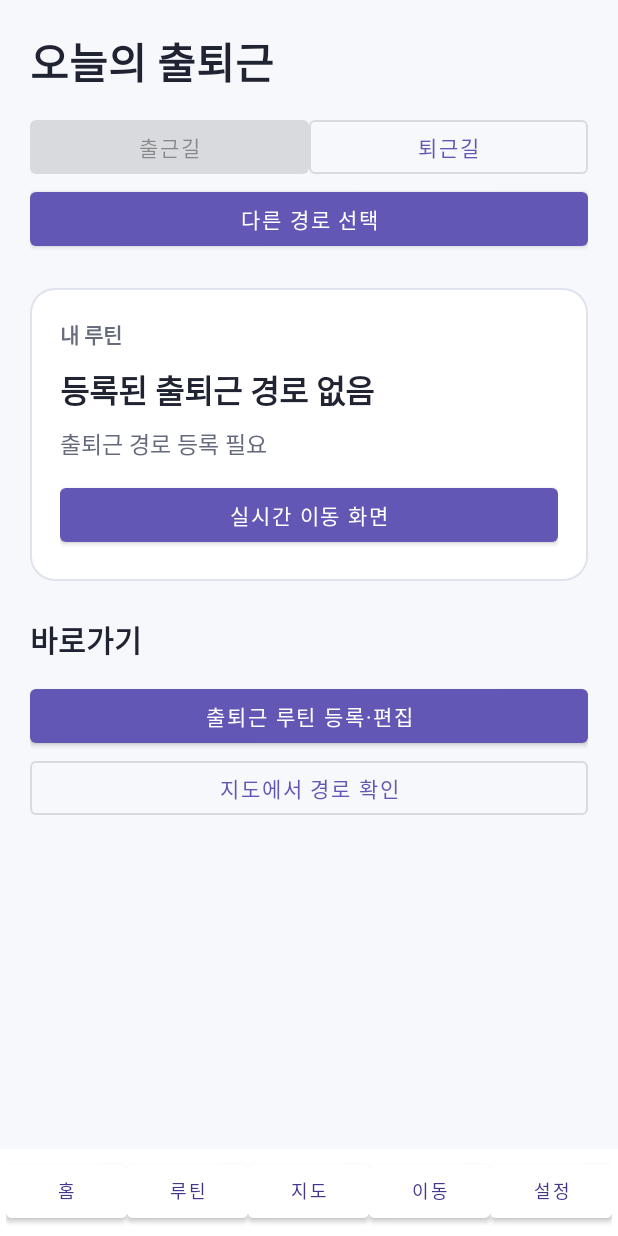
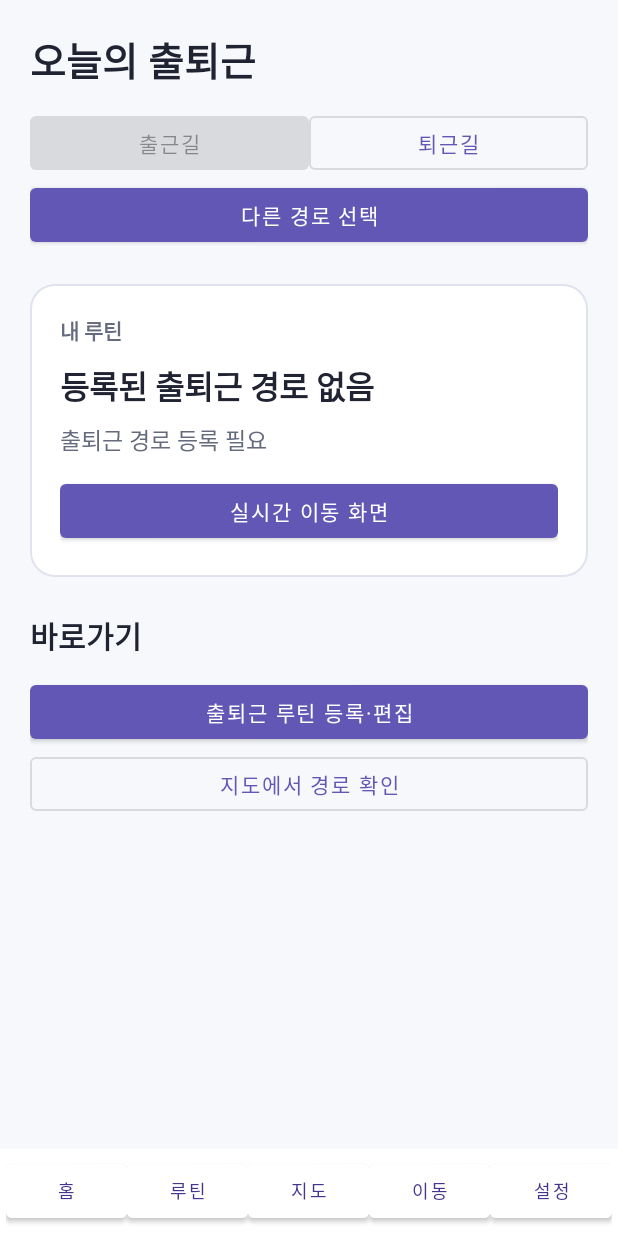
Before and after one commit to jisung3213-bot/my-commute-android, an Android app: the screen it shows after launch once a user with an empty profile is signed in (MainActivity), on a phone screen of 412 x 824 dp. Run offline under Robolectric (Android 15) with nearby library versions, the phone set to English and light mode, and no system bars; our stand-ins replace Firebase (no records; nobody signed in at launch, a user with empty details on screens opened directly); pictures from the network do not load.

Commit message:
fix(ui): improve responsive spacing and prevent narrow-screen overflow

```diff
--- a/app/src/main/res/layout/activity_main.xml
+++ b/app/src/main/res/layout/activity_main.xml
@@ -1,11 +1,12 @@
 <?xml version="1.0" encoding="utf-8"?>
 <LinearLayout xmlns:android="http://schemas.android.com/apk/res/android"
     android:layout_width="match_parent" android:layout_height="match_parent" android:orientation="vertical">
-    <ScrollView android:layout_width="match_parent" android:layout_height="0dp" android:layout_weight="1">
+    <ScrollView android:layout_width="match_parent" android:layout_height="0dp" android:layout_weight="1"
+        android:fillViewport="true" android:clipToPadding="false">
         <LinearLayout android:layout_width="match_parent" android:layout_height="wrap_content"
             android:padding="20dp" android:orientation="vertical">
             <TextView android:layout_width="match_parent" android:layout_height="wrap_content" android:text="오늘의 출퇴근"
-                android:textSize="28sp" android:textStyle="bold" android:textColor="@color/text_primary"/>
+                android:textSize="26sp" android:textStyle="bold" android:textColor="@color/text_primary"/>
             <LinearLayout android:layout_width="match_parent" android:layout_height="wrap_content"
                 android:orientation="horizontal" android:layout_marginTop="12dp">
                 <com.google.android.material.button.MaterialButton android:id="@+id/homeOutbound"
```
